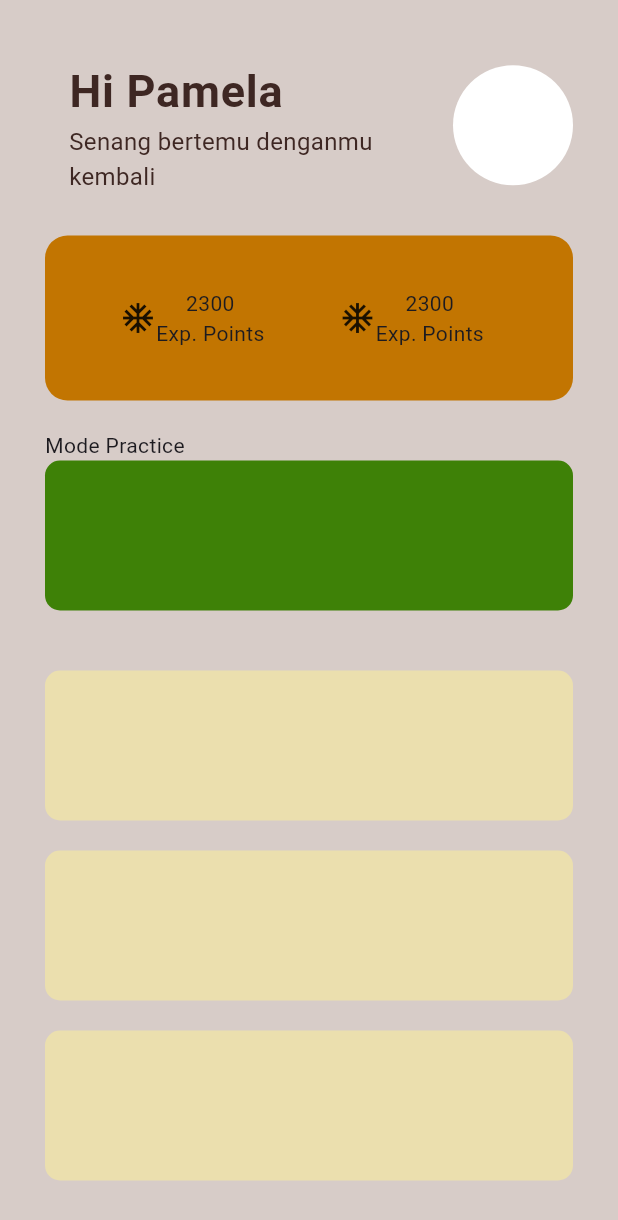
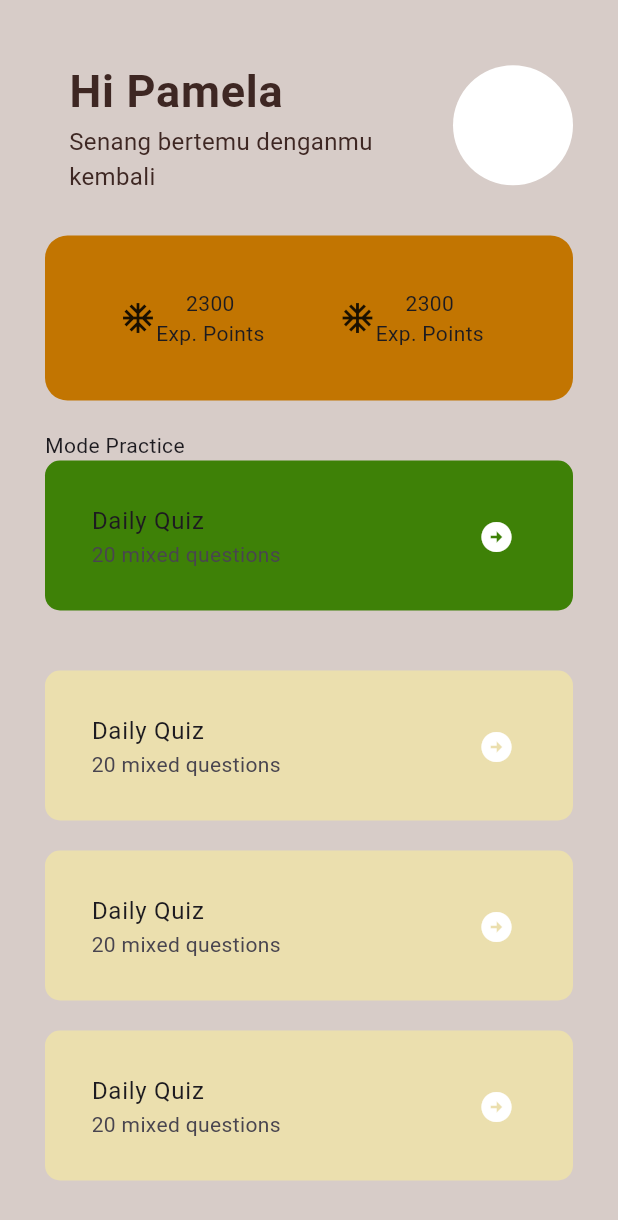
Before and after one commit to Faqihasyari/animated, a Flutter app: the screen it shows after launch, on a phone screen of 412 x 824 dp. Shown: the top 1220 px of the screen. Run offline on Flutter 3.47's test engine with Material 3 defaults, Android fonts, the phone set to English and light mode, and no system bars; missing offline and left inert: custom_button_builder.

Commit message:
container fix

```diff
--- a/lib/home_page.dart
+++ b/lib/home_page.dart
@@ -82,6 +82,14 @@ class _HomePageState extends State<HomePage> {
                 color: const Color.fromARGB(255, 62, 129, 7),
                 borderRadius: BorderRadius.circular(10),
               ),
+              child: Padding(
+                padding: const EdgeInsets.all(15.0),
+                child: ListTile(
+                  title: Text('Daily Quiz'),
+                  subtitle: Text('20 mixed questions'),
+                  trailing: Icon(Icons.arrow_circle_right, color: Colors.white),
+                ),
+              ),
             ),
             SizedBox(height: 40),
 
@@ -91,6 +99,14 @@ class _HomePageState extends State<HomePage> {
               decoration: BoxDecoration(
                 color: const Color.fromARGB(255, 235, 223, 174),
                 borderRadius: BorderRadius.circular(10),
+              ),
+              child: Padding(
+                padding: const EdgeInsets.all(15.0),
+                child: ListTile(
+                  title: Text('Daily Quiz'),
+                  subtitle: Text('20 mixed questions'),
+                  trailing: Icon(Icons.arrow_circle_right, color: Colors.white),
+                ),
               ),
             ),
             SizedBox(height: 20),
@@ -102,6 +118,14 @@ class _HomePageState extends State<HomePage> {
                 color: const Color.fromARGB(255, 235, 223, 174),
                 borderRadius: BorderRadius.circular(10),
               ),
+              child: Padding(
+                padding: const EdgeInsets.all(15.0),
+                child: ListTile(
+                  title: Text('Daily Quiz'),
+                  subtitle: Text('20 mixed questions'),
+                  trailing: Icon(Icons.arrow_circle_right, color: Colors.white),
+                ),
+              ),
             ),
             SizedBox(height: 20),
 
@@ -112,6 +136,14 @@ class _HomePageState extends State<HomePage> {
                 color: const Color.fromARGB(255, 235, 223, 174),
                 borderRadius: BorderRadius.circular(10),
               ),
+              child: Padding(
+                padding: const EdgeInsets.all(15.0),
+                child: ListTile(
+                  title: Text('Daily Quiz'),
+                  subtitle: Text('20 mixed questions'),
+                  trailing: Icon(Icons.arrow_circle_right, color: Colors.white),
+                ),
+              ),
             ),
           ],
         ),
```
